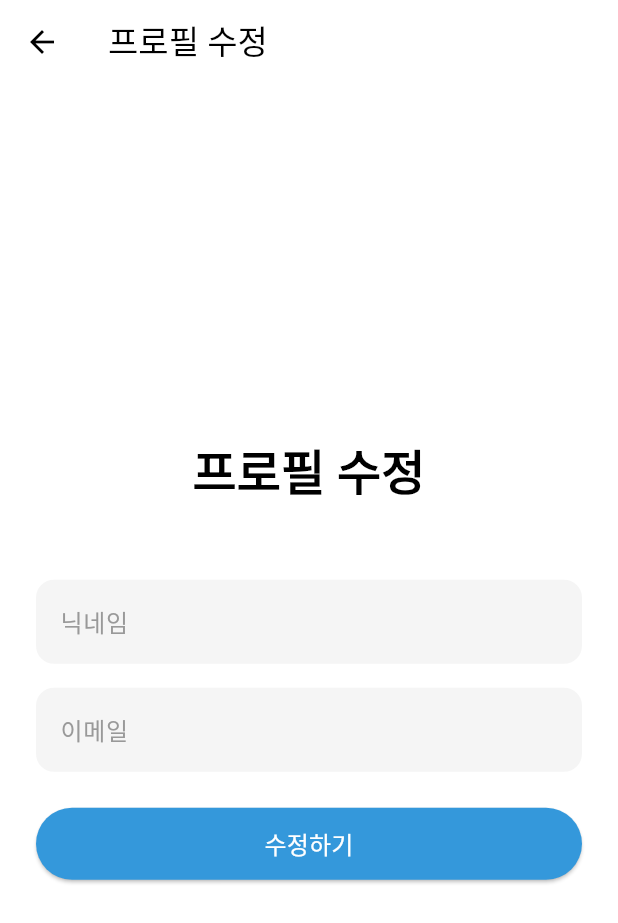
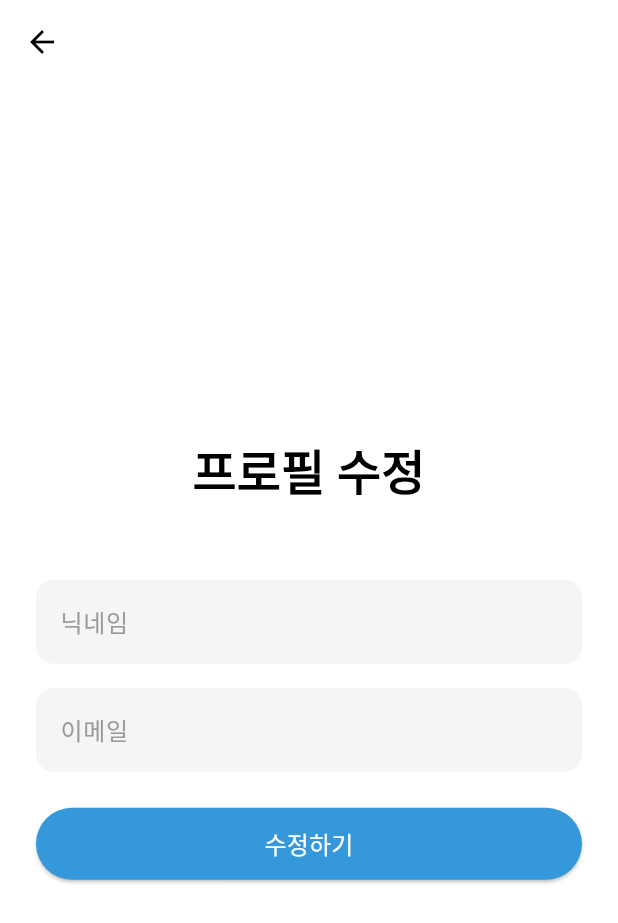
Before and after one commit to CSID-DGU/2024-02-CSC4004-3-1-FirstTeam, a Flutter app: the ChatAppMainPage screen opened by its route, item 3 of the bottom bar chosen, after a tap on "프로필 수정", on a phone screen of 412 x 824 dp. Shown: the top 923 px of the screen. Run offline on Flutter 3.47's test engine with Material 3 defaults, Android fonts, the phone set to English and light mode, and no system bars; our stand-ins replace cloud_firestore, firebase_auth, firebase_core; accounts and stored records are empty; network calls fail.

Commit message:
feat: 앱바 스타일 통일

```diff
--- a/schedscope/lib/pages/chat/chat_room_list.dart
+++ b/schedscope/lib/pages/chat/chat_room_list.dart
@@ -172,9 +172,31 @@ class _ChatRoomListState extends State<ChatRoomList> with RouteAware {
   @override
   Widget build(BuildContext context) {
     return Scaffold(
-      // appBar: AppBar(
-      //   title: const Text('채팅방 목록'),
-      // ),
+      appBar: AppBar(
+        title: const Text(
+          '채팅',
+          style: TextStyle(
+            color: Colors.black,
+            fontSize: 22,
+            fontWeight: FontWeight.w600,
+          ),
+        ),
+        backgroundColor: Colors.white,
+        // 그림자
+        //elevation: 0.0,
+        // 밑줄
+        // bottom: PreferredSize(
+        //   preferredSize: const Size.fromHeight(4.0),
+        //   child: Container(
+        //     margin: const EdgeInsets.symmetric(horizontal: 16.0),
+        //     height: 2.0,
+        //     decoration: BoxDecoration(
+        //       color: Colors.black12,
+        //       borderRadius: BorderRadius.circular(2.0),
+        //     ),
+        //   ),
+        // ),
+      ),
       body: Container(
         color: const Color(0xffffffff), // 배경색 변경
         padding: const EdgeInsets.all(10),
--- a/schedscope/lib/pages/contact/contact_page.dart
+++ b/schedscope/lib/pages/contact/contact_page.dart
@@ -67,16 +67,17 @@ class _ContactPageState extends State<ContactPage> {
         title: const Text(
           '연락처',
           style: TextStyle(
-            color: Color(0xFF0F1828),
-            fontSize: 18,
+            color: Colors.black,
+            fontSize: 22,
             fontWeight: FontWeight.w600,
           ),
         ),
         backgroundColor: Colors.white,
-        elevation: 0,
+        //elevation: 0.0,
+
         actions: [
           IconButton(
-            icon: const Icon(Icons.person_add, color: Color(0xFF0F1828)),
+            icon: const Icon(Icons.person_add, color: Colors.black),
             onPressed: _addNewContact,
           ),
         ],
--- a/schedscope/lib/pages/home.dart
+++ b/schedscope/lib/pages/home.dart
@@ -19,12 +19,12 @@ class _ChatAppMainPageState extends State<ChatAppMainPage> {
     const Center(child: SettingPage()), // setting_page.dart와 연결
   ];
 
-  /// 상단 AppBar에 표시될 제목
-  static const List<String> _titles = <String>[
-    '연락처',
-    '채팅',
-    '설정',
-  ];
+  // /// 상단 AppBar에 표시될 제목
+  // static const List<String> _titles = <String>[
+  //   '연락처',
+  //   '채팅',
+  //   '설정',
+  // ];
 
   void _onItemTapped(int index) {
     setState(() {
@@ -35,21 +35,21 @@ class _ChatAppMainPageState extends State<ChatAppMainPage> {
   @override
   Widget build(BuildContext context) {
     return Scaffold(
-      appBar: AppBar(
-        title: Text(_titles[_selectedIndex]),
-        titleTextStyle: const TextStyle(
-          fontSize: 24,
-          fontWeight: FontWeight.w600,
-          color: Colors.black,
-        ),
-        bottom: PreferredSize(
-          preferredSize: const Size.fromHeight(4.0),
-          child: Container(
-            color: Colors.black,
-            height: 1.0,
-          ),
-        ),
-      ),
+      // appBar: AppBar(
+      //   title: Text(_titles[_selectedIndex]),
+      //   titleTextStyle: const TextStyle(
+      //     fontSize: 24,
+      //     fontWeight: FontWeight.w600,
+      //     color: Colors.black,
+      //   ),
+      //   bottom: PreferredSize(
+      //     preferredSize: const Size.fromHeight(4.0),
+      //     child: Container(
+      //       color: Colors.black,
+      //       height: 1.0,
+      //     ),
+      //   ),
+      // ),
       body: Center(
         child: _widgetOptions.elementAt(_selectedIndex),
       ),
--- a/schedscope/lib/pages/setting/edit_profile_page.dart
+++ b/schedscope/lib/pages/setting/edit_profile_page.dart
@@ -92,8 +92,13 @@ class _EditProfilePageState extends State<EditProfilePage> {
   Widget build(BuildContext context) {
     return Scaffold(
       appBar: AppBar(
-        title: const Text('프로필 수정'),
-      ),
+          // title: const Text('프로필 수정',
+          //     style: TextStyle(
+          //       color: Colors.black,
+          //       fontSize: 22,
+          //       fontWeight: FontWeight.w600,
+          //     )),
+          ),
       body: _userData == null
           ? const Center(child: CircularProgressIndicator())
           : Center(
--- a/schedscope/lib/pages/setting/setting_page.dart
+++ b/schedscope/lib/pages/setting/setting_page.dart
@@ -59,6 +59,18 @@ class _SettingPageState extends State<SettingPage> {
   @override
   Widget build(BuildContext context) {
     return Scaffold(
+      appBar: AppBar(
+        title: const Text(
+          '설정',
+          style: TextStyle(
+            color: Colors.black,
+            fontSize: 22,
+            fontWeight: FontWeight.w600,
+          ),
+        ),
+        backgroundColor: Colors.white10,
+        //elevation: 0.0,
+      ),
       body: _userData == null
           ? const Center(child: CircularProgressIndicator())
           : Center(
```
